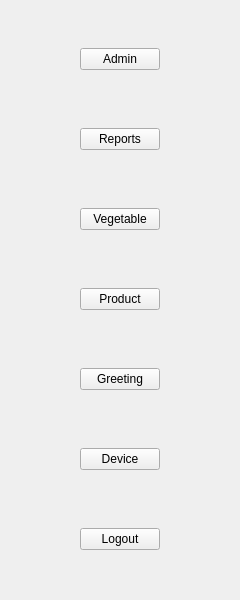
Old version of the form Project/ui/menu_frame.ui in the repository Selvam-T/POS.
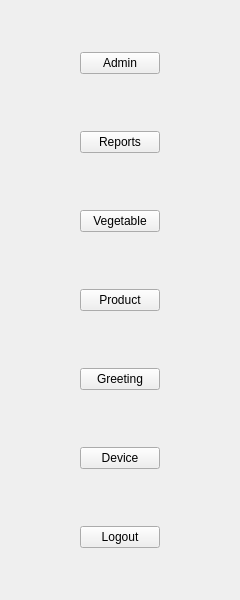
New version of the form.

The edit to the form file:
```diff
--- a/Project/ui/menu_frame.ui
+++ b/Project/ui/menu_frame.ui
@@ -12,7 +12,7 @@
   </property>
   <layout class="QVBoxLayout" name="menuLayout">
    <property name="spacing">
-    <number>10</number>
+    <number>5</number>
    </property>
    <property name="leftMargin">
     <number>0</number>
```
Lines whose indentation alone changed are shown as unchanged.
